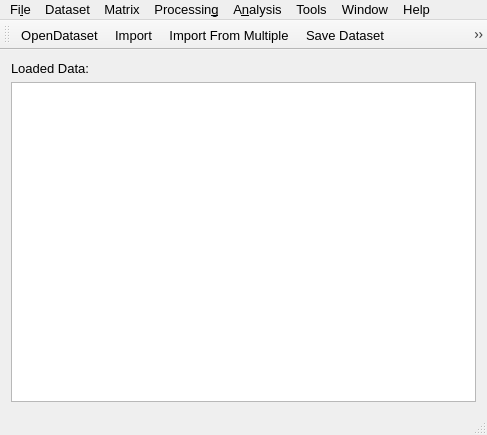
Before: the Qt Designer form Vespucci/GUI/mainwindow.ui in VespucciProject/Vespucci, drawn with Qt 5.
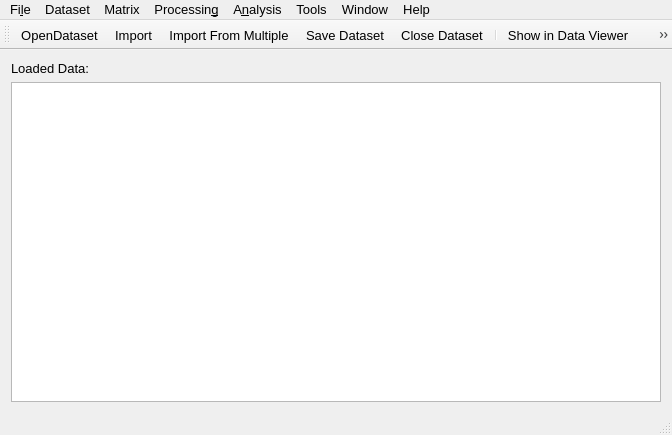
After: the same form once the commit is applied. Icons and pictures are not drawn.

Diff of the .ui file:
```diff
--- a/Vespucci/GUI/mainwindow.ui
+++ b/Vespucci/GUI/mainwindow.ui
@@ -6,7 +6,7 @@
    <rect>
     <x>0</x>
     <y>0</y>
-    <width>487</width>
+    <width>672</width>
     <height>435</height>
    </rect>
   </property>
@@ -47,7 +47,7 @@
     <rect>
      <x>0</x>
      <y>0</y>
-     <width>487</width>
+     <width>672</width>
      <height>22</height>
     </rect>
    </property>
```
Left out of the diff: 16 changed lines with no effect on the pictures.
